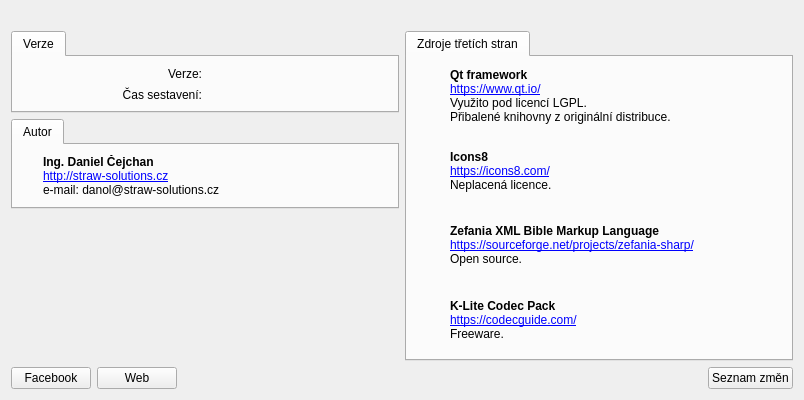
CZDanol/StrawLumen, file src/gui/aboutdialog.ui: the form before one commit.
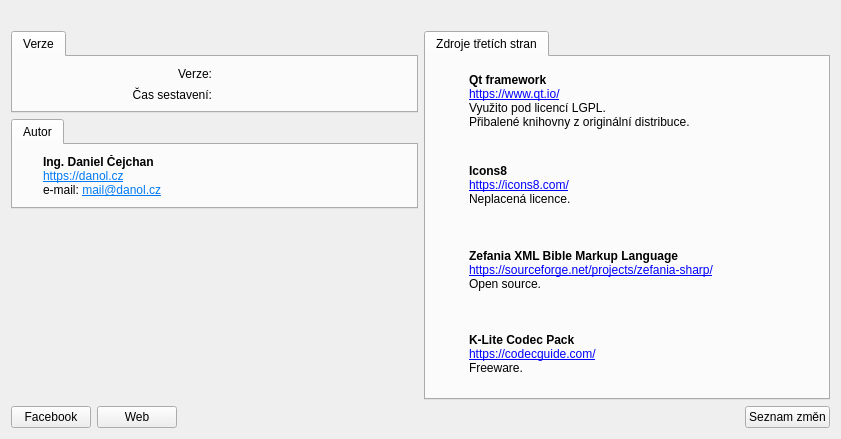
The form after the commit. Icons and pictures are not drawn.

Commit message: Changed about dialog

```diff
--- a/src/gui/aboutdialog.ui
+++ b/src/gui/aboutdialog.ui
@@ -9,8 +9,8 @@
    <rect>
     <x>0</x>
     <y>0</y>
-    <width>804</width>
-    <height>400</height>
+    <width>841</width>
+    <height>439</height>
    </rect>
   </property>
   <property name="windowTitle">
@@ -59,7 +59,6 @@
             <widget class="QLabel" name="lblVersion">
              <property name="font">
               <font>
-               <weight>75</weight>
                <bold>true</bold>
               </font>
              </property>
@@ -160,7 +159,7 @@
               </sizepolicy>
              </property>
              <property name="text">
-              <string>&lt;html&gt;&lt;head/&gt;&lt;body&gt;&lt;p&gt;&lt;span style=&quot; font-weight:600;&quot;&gt;Ing. Daniel Čejchan&lt;/span&gt;&lt;br/&gt;&lt;a href=&quot;http://straw-solutions.cz&quot;&gt;&lt;span style=&quot; text-decoration: underline;&quot;&gt;http://straw-solutions.cz&lt;/span&gt;&lt;/a&gt;&lt;br/&gt;e-mail: danol@straw-solutions.cz&lt;/p&gt;&lt;/body&gt;&lt;/html&gt;</string>
+              <string>&lt;html&gt;&lt;head/&gt;&lt;body&gt;&lt;p&gt;&lt;span style=&quot; font-weight:600;&quot;&gt;Ing. Daniel Čejchan&lt;/span&gt;&lt;br/&gt;&lt;a href=&quot;https://danol.cz&quot;&gt;&lt;span style=&quot; text-decoration: underline; color:#007af4;&quot;&gt;https://danol.cz&lt;/span&gt;&lt;/a&gt;&lt;br/&gt;e-mail: &lt;a href=&quot;mailto:mail@danol.cz&quot;&gt;&lt;span style=&quot; text-decoration: underline; color:#007af4;&quot;&gt;mail@danol.cz&lt;/span&gt;&lt;/a&gt;&lt;/p&gt;&lt;/body&gt;&lt;/html&gt;</string>
              </property>
              <property name="alignment">
               <set>Qt::AlignLeading|Qt::AlignLeft|Qt::AlignVCenter</set>
```
Left out of the diff: 2 changed lines with no effect on the pictures. The commit also changes 4 other files.
